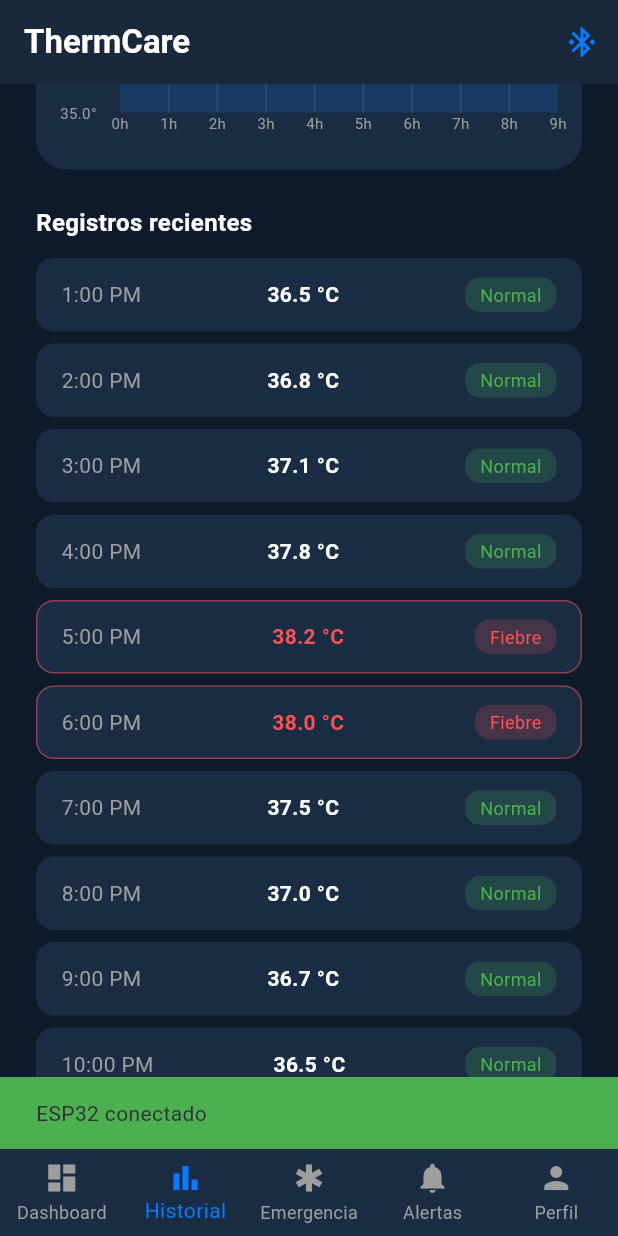
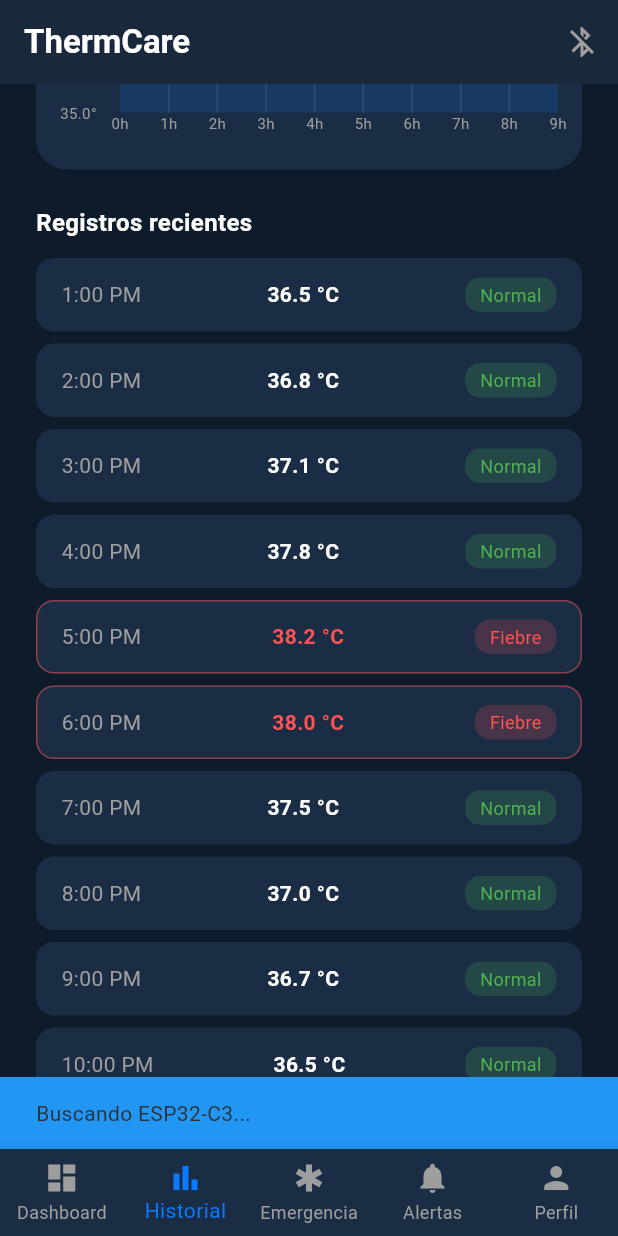
Before and after one commit to luisass07/thermcare, a Flutter app: the DashboardScreen screen opened directly, item 2 of the bottom bar chosen, scrolled down 270 dp, after a tap on the "bluetooth disabled" icon, on a phone screen of 412 x 824 dp. Run offline on Flutter 3.47's test engine with Material 3 defaults, Android fonts, the phone set to English and light mode, and no system bars; drawn by our look-alikes of fl_chart; our stand-ins replace cloud_firestore, firebase_auth, firebase_core, flutter_blue_plus; accounts and stored records are empty.

Commit message:
Update dashboard_screen.dart

```diff
--- a/lib/screens/dashboard_screen.dart
+++ b/lib/screens/dashboard_screen.dart
@@ -1,6 +1,8 @@
 import 'package:flutter/material.dart';
 import 'package:firebase_auth/firebase_auth.dart';
 import 'package:cloud_firestore/cloud_firestore.dart';
+import 'package:flutter_blue_plus/flutter_blue_plus.dart';
+import 'package:url_launcher/url_launcher.dart';
 import 'history_screen.dart';
 import 'emergency_screen.dart';
 import 'profile_screen.dart';
@@ -20,6 +22,15 @@
   bool conectado = false;
   int _currentIndex = 0;
   String nombreUsuario = 'Cargando...';
+  BluetoothDevice? _device;
+  BluetoothCharacteristic? _characteristic;
+  bool _alertaMostrada = false;
+
+  static const String SERVICE_UUID = '4fafc201-1fb5-459e-8fcc-c5c9c331914b';
+  static const String CHAR_UUID = 'beb5483e-36e1-4688-b7f5-ea07361b26a8';
+
+  // ← CAMBIA ESTE NÚMERO POR EL DEL MÉDICO REAL
+  static const String NUMERO_MEDICO = '323 3047483';
 
   @override
   void initState() {
@@ -40,20 +51,148 @@
     }
   }
 
-  void _simularLectura() {
+  void _actualizarEstado(double temp) {
     setState(() {
-      temperatura = 36.0 + (DateTime.now().millisecond % 30) / 10;
+      temperatura = temp;
       if (temperatura >= 38.0) {
         estado = '⚠️ Fiebre';
         estadoColor = Colors.redAccent;
+        if (!_alertaMostrada) {
+          _alertaMostrada = true;
+          _mostrarAlertaFiebre();
+        }
       } else if (temperatura >= 37.5) {
         estado = 'Temperatura alta';
         estadoColor = Colors.orange;
+        _alertaMostrada = false;
       } else {
         estado = 'Normal';
         estadoColor = const Color(0xFF00C48C);
+        _alertaMostrada = false;
       }
     });
+  }
+
+  void _mostrarAlertaFiebre() {
+    showDialog(
+      context: context,
+      builder: (_) => AlertDialog(
+        backgroundColor: const Color(0xFF1A2D45),
+        title: const Text('⚠️ Temperatura Alta',
+            style: TextStyle(
+                color: Colors.redAccent, fontWeight: FontWeight.bold)),
+        content: const Text(
+          'Se detectó fiebre. Se recomienda contactar a tu médico de inmediato.',
+          style: TextStyle(color: Colors.white),
+        ),
+        actions: [
+          TextButton(
+            onPressed: () => Navigator.pop(context),
+            child: const Text('Cerrar',
+                style: TextStyle(color: Colors.grey)),
+          ),
+          ElevatedButton.icon(
+            style: ElevatedButton.styleFrom(
+                backgroundColor: Colors.redAccent),
+            icon: const Icon(Icons.call, color: Colors.white),
+            label: const Text('Llamar médico',
+                style: TextStyle(color: Colors.white)),
+            onPressed: () async {
+              Navigator.pop(context);
+              final uri = Uri.parse('tel:$NUMERO_MEDICO');
+              if (await canLaunchUrl(uri)) await launchUrl(uri);
+            },
+          ),
+        ],
+      ),
+    );
+  }
+
+  void _simularLectura() {
+    final temp = 36.0 + (DateTime.now().millisecond % 30) / 10;
+    _actualizarEstado(temp);
+  }
+
+  Future<void> _conectarBluetooth() async {
+    if (conectado) {
+      await _device?.disconnect();
+      setState(() {
+        conectado = false;
+        _device = null;
+        _characteristic = null;
+      });
+      return;
+    }
+
+    ScaffoldMessenger.of(context).showSnackBar(
+      const SnackBar(
+          content: Text('Buscando ESP32-C3...'),
+          backgroundColor: Colors.blue),
+    );
+
+    try {
+      await FlutterBluePlus.startScan(
+          timeout: const Duration(seconds: 5));
+
+      BluetoothDevice? found;
+      await for (final results in FlutterBluePlus.scanResults) {
+        for (ScanResult r in results) {
+          if (r.device.platformName == 'ESP32-C3') {
+            found = r.device;
+            await FlutterBluePlus.stopScan();
+            break;
+          }
+        }
+        if (found != null) break;
+      }
+
+      if (found == null) {
+        ScaffoldMessenger.of(context).showSnackBar(
+          const SnackBar(
+              content: Text('ESP32-C3 no encontrado'),
+              backgroundColor: Colors.red),
+        );
+        return;
+      }
+
+      await found.connect();
+      List<BluetoothService> services = await found.discoverServices();
+
+      for (BluetoothService service in services) {
+        if (service.uuid.toString() == SERVICE_UUID) {
+          for (BluetoothCharacteristic c in service.characteristics) {
+            if (c.uuid.toString() == CHAR_UUID) {
+              _characteristic = c;
+              await c.setNotifyValue(true);
+              c.lastValueStream.listen((value) {
+                if (value.isNotEmpty) {
+                  final tempStr = String.fromCharCodes(value);
+                  final temp = double.tryParse(tempStr);
+                  if (temp != null) _actualizarEstado(temp);
+                }
+              });
+            }
+          }
+        }
+      }
+
+      setState(() {
+        conectado = true;
+        _device = found;
+      });
+
+      ScaffoldMessenger.of(context).showSnackBar(
+        const SnackBar(
+            content: Text('✅ ESP32-C3 conectado'),
+            backgroundColor: Colors.green),
+      );
+    } catch (e) {
+      ScaffoldMessenger.of(context).showSnackBar(
+        SnackBar(
+            content: Text('Error: $e'),
+            backgroundColor: Colors.red),
+      );
+    }
   }
 
   @override
@@ -71,22 +210,19 @@
       appBar: AppBar(
         backgroundColor: const Color(0xFF0D1B2A),
         title: const Text('ThermCare',
-            style: TextStyle(color: Colors.white, fontWeight: FontWeight.bold)),
+            style: TextStyle(
+                color: Colors.white, fontWeight: FontWeight.bold)),
         actions: [
           IconButton(
             icon: Icon(
-              conectado ? Icons.bluetooth_connected : Icons.bluetooth_disabled,
-              color: conectado ? const Color(0xFF0A7AFF) : Colors.grey,
+              conectado
+                  ? Icons.bluetooth_connected
+                  : Icons.bluetooth_disabled,
+              color: conectado
+                  ? const Color(0xFF0A7AFF)
+                  : Colors.grey,
             ),
-            onPressed: () {
-              setState(() => conectado = !conectado);
-              ScaffoldMessenger.of(context).showSnackBar(
-                SnackBar(
-                  content: Text(conectado ? 'ESP32 conectado' : 'Desconectado'),
-                  backgroundColor: conectado ? Colors.green : Colors.red,
-                ),
-              );
-            },
+            onPressed: _conectarBluetooth,
           )
         ],
       ),
@@ -99,11 +235,16 @@
         type: BottomNavigationBarType.fixed,
         onTap: (i) => setState(() => _currentIndex = i),
         items: const [
-          BottomNavigationBarItem(icon: Icon(Icons.dashboard), label: 'Dashboard'),
-          BottomNavigationBarItem(icon: Icon(Icons.bar_chart), label: 'Historial'),
-          BottomNavigationBarItem(icon: Icon(Icons.emergency), label: 'Emergencia'),
-          BottomNavigationBarItem(icon: Icon(Icons.notifications), label: 'Alertas'),
-          BottomNavigationBarItem(icon: Icon(Icons.person), label: 'Perfil'),
+          BottomNavigationBarItem(
+              icon: Icon(Icons.dashboard), label: 'Dashboard'),
+          BottomNavigationBarItem(
+              icon: Icon(Icons.bar_chart), label: 'Historial'),
+          BottomNavigationBarItem(
+              icon: Icon(Icons.emergency), label: 'Emergencia'),
+          BottomNavigationBarItem(
+              icon: Icon(Icons.notifications), label: 'Alertas'),
+          BottomNavigationBarItem(
+              icon: Icon(Icons.person), label: 'Perfil'),
         ],
       ),
     );
@@ -123,7 +264,8 @@
             child: Column(
               children: [
                 const Text('Temperatura actual',
-                    style: TextStyle(color: Colors.grey, fontSize: 16)),
+                    style:
+                        TextStyle(color: Colors.grey, fontSize: 16)),
                 const SizedBox(height: 12),
                 Text(
                   '${temperatura.toStringAsFixed(1)} °C',
@@ -135,7 +277,8 @@
                 ),
                 const SizedBox(height: 8),
                 Container(
-                  padding: const EdgeInsets.symmetric(horizontal: 20, vertical: 6),
+                  padding: const EdgeInsets.symmetric(
+                      horizontal: 20, vertical: 6),
                   decoration: BoxDecoration(
                     color: estadoColor.withValues(alpha: 0.2),
                     borderRadius: BorderRadius.circular(20),
@@ -143,7 +286,8 @@
                   ),
                   child: Text(estado,
                       style: TextStyle(
-                          color: estadoColor, fontWeight: FontWeight.bold)),
+                          color: estadoColor,
+                          fontWeight: FontWeight.bold)),
                 ),
               ],
             ),
@@ -153,7 +297,8 @@
             children: [
               _infoCard('Paciente', nombreUsuario, Icons.person),
               const SizedBox(width: 16),
-              _infoCard('Última lectura',
+              _infoCard(
+                  'Última lectura',
                   '${DateTime.now().hour}:${DateTime.now().minute}',
                   Icons.access_time),
             ],
@@ -164,15 +309,27 @@
             height: 52,
             child: ElevatedButton.icon(
               style: ElevatedButton.styleFrom(
-                backgroundColor: const Color(0xFF0A7AFF),
+                backgroundColor: conectado
+                    ? Colors.green
+                    : const Color(0xFF0A7AFF),
                 shape: RoundedRectangleBorder(
                   borderRadius: BorderRadius.circular(14),
                 ),
               ),
-              icon: const Icon(Icons.refresh, color: Colors.white),
-              label: const Text('Leer temperatura',
-                  style: TextStyle(color: Colors.white, fontSize: 16)),
-              onPressed: _simularLectura,
+              icon: Icon(
+                conectado
+                    ? Icons.bluetooth_connected
+                    : Icons.bluetooth,
+                color: Colors.white,
+              ),
+              label: Text(
+                conectado
+                    ? 'Conectado — leyendo...'
+                    : 'Conectar ESP32-C3',
+                style: const TextStyle(
+                    color: Colors.white, fontSize: 16),
+              ),
+              onPressed: _conectarBluetooth,
             ),
           ),
         ],
@@ -194,7 +351,8 @@
             Icon(icon, color: const Color(0xFF0A7AFF), size: 20),
             const SizedBox(height: 8),
             Text(title,
-                style: const TextStyle(color: Colors.grey, fontSize: 12)),
+                style: const TextStyle(
+                    color: Colors.grey, fontSize: 12)),
             Text(value,
                 style: const TextStyle(
                     color: Colors.white,
```
